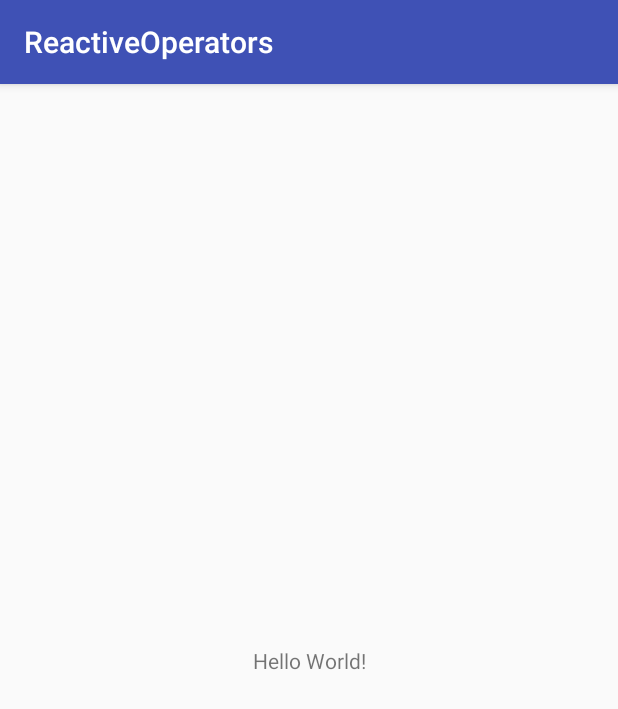
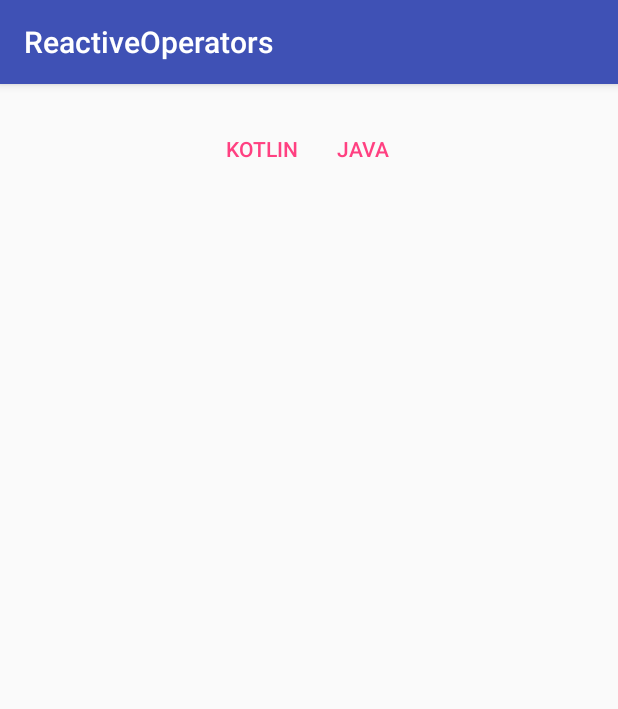
Before and after one commit to moldedbits/rx_operators, an Android app: the screen it shows after launch (MainActivity), on a phone screen of 412 x 824 dp. Shown: the top 709 px of the screen. Run offline under Robolectric (Android 15) with nearby library versions, the phone set to English and light mode, and no system bars; our stand-ins replace RxJava.

Commit message:
added Create sample for Kotlin

```diff
--- a/app/build.gradle
+++ b/app/build.gradle
@@ -55,6 +55,7 @@ dependencies {
 
     compile "io.reactivex.rxjava2:rxjava:2.1.0"
     compile "io.reactivex.rxjava2:rxjava:2.0.1"
+    compile 'io.reactivex.rxjava2:rxkotlin:2.0.3'
 }
 repositories {
     mavenCentral()
--- a/app/src/main/java/com/moldedbits/reactiveoperators/MainActivity.java
+++ /dev/null
@@ -1,24 +0,0 @@
-package com.moldedbits.reactiveoperators;
-
-import android.os.Bundle;
-import android.support.v7.app.AppCompatActivity;
-import android.view.View;
-
-import com.moldedbits.reactiveoperators.create.CreateSample;
-
-public class MainActivity extends AppCompatActivity {
-
-    @Override
-    protected void onCreate(Bundle savedInstanceState) {
-        super.onCreate(savedInstanceState);
-        setContentView(R.layout.activity_main);
-        createSample();
-    }
-
-    private void createSample() {
-        View view = findViewById(R.id.hello);
-        CreateSample.createSample(view);
-    }
-
-
-}
--- /dev/null
+++ b/app/src/main/java/com/moldedbits/reactiveoperators/MainActivity.kt
@@ -0,0 +1,24 @@
+package com.moldedbits.reactiveoperators
+
+import android.os.Bundle
+import android.support.v7.app.AppCompatActivity
+import android.widget.TextView
+
+import com.moldedbits.reactiveoperators.create.CreateJava
+import com.moldedbits.reactiveoperators.create.CreateKotlin
+
+class MainActivity : AppCompatActivity() {
+
+    override fun onCreate(savedInstanceState: Bundle?) {
+        super.onCreate(savedInstanceState)
+        setContentView(R.layout.activity_main)
+        createSample()
+    }
+
+    private fun createSample() {
+        val output = findViewById(R.id.textview) as TextView
+
+        CreateJava.createSample(findViewById(R.id.btn_java), output)
+        CreateKotlin.createSample(findViewById(R.id.btn_kotlin), output)
+    }
+}
--- a/app/src/main/java/com/moldedbits/reactiveoperators/create/CreateSample.java
+++ b/app/src/main/java/com/moldedbits/reactiveoperators/create/CreateJava.java
@@ -2,17 +2,18 @@ package com.moldedbits.reactiveoperators.create;
 
 import android.util.Log;
 import android.view.View;
+import android.widget.TextView;
 
 import io.reactivex.Observable;
 import io.reactivex.Observer;
 import io.reactivex.annotations.NonNull;
 import io.reactivex.disposables.Disposable;
 
-public class CreateSample {
+public class CreateJava {
 
     private static final String TAG = "RxSamples";
 
-    public static void createSample(View view) {
+    public static void createSample(View view, TextView output) {
 
         final ClickProvider clickProvider = new ClickProvider(view);
 
@@ -43,7 +44,7 @@ public class CreateSample {
 
             @Override
             public void onNext(@NonNull View o) {
-                Log.d("RxJava", "Click event detected");
+                output.setText(String.format("%s\n%s", output.getText(), "Click detected from JAVA"));
             }
 
             @Override
@@ -58,7 +59,7 @@ public class CreateSample {
         });
     }
 
-    private static class ClickProvider implements AutoCloseable {
+    static class ClickProvider implements AutoCloseable {
 
         private View view;
 
--- /dev/null
+++ b/app/src/main/java/com/moldedbits/reactiveoperators/create/CreateKotlin.kt
@@ -0,0 +1,32 @@
+package com.moldedbits.reactiveoperators.create
+
+import android.annotation.SuppressLint
+import android.view.View
+import android.widget.TextView
+import io.reactivex.Observable
+
+object CreateKotlin {
+
+    @SuppressLint("SetTextI18n")
+    fun createSample(view: View, output: TextView) {
+        val clickProvider = CreateJava.ClickProvider(view)
+
+        val observable = Observable.create<View> {
+            val callback = object : CreateJava.Callback {
+                override fun onEvent(view: View) {
+                    it.onNext(view)
+                }
+
+                override fun onFailure(e: Exception) {
+                    it.onError(e)
+                }
+            }
+
+            val c = clickProvider.listen(callback)
+
+            it.setCancellable(c::close)
+        }
+
+        observable.subscribe { output.text = "${output.text}\nClick detected from Kotlin" }
+    }
+}
--- a/app/src/main/res/layout/activity_main.xml
+++ b/app/src/main/res/layout/activity_main.xml
@@ -1,20 +1,37 @@
 <?xml version="1.0" encoding="utf-8"?>
-<android.support.constraint.ConstraintLayout
+<LinearLayout
     xmlns:android="http://schemas.android.com/apk/res/android"
-    xmlns:app="http://schemas.android.com/apk/res-auto"
     xmlns:tools="http://schemas.android.com/tools"
+    android:orientation="vertical"
     android:layout_width="match_parent"
     android:layout_height="match_parent"
+    android:padding="16dp"
+    android:gravity="center_horizontal"
     tools:context="com.moldedbits.reactiveoperators.MainActivity">
 
-    <TextView
-        android:id="@+id/hello"
+    <LinearLayout
+        android:orientation="horizontal"
         android:layout_width="wrap_content"
         android:layout_height="wrap_content"
-        android:text="Hello World!"
-        app:layout_constraintBottom_toBottomOf="parent"
-        app:layout_constraintLeft_toLeftOf="parent"
-        app:layout_constraintRight_toRightOf="parent"
-        app:layout_constraintTop_toTopOf="parent"/>
+        style="?attr/buttonBarStyle">
 
-</android.support.constraint.ConstraintLayout>
+        <Button
+            android:id="@+id/btn_kotlin"
+            android:layout_width="wrap_content"
+            android:layout_height="wrap_content"
+            android:text="@string/kotlin"
+            style="?attr/buttonBarButtonStyle"/>
+
+        <Button
+            android:id="@+id/btn_java"
+            android:layout_width="wrap_content"
+            android:layout_height="wrap_content"
+            android:text="@string/java"
+            style="?attr/buttonBarButtonStyle"/>
+    </LinearLayout>
+
+    <TextView
+        android:id="@+id/textview"
+        android:layout_width="match_parent"
+        android:layout_height="match_parent"/>
+</LinearLayout>
--- a/app/src/main/res/values/strings.xml
+++ b/app/src/main/res/values/strings.xml
@@ -1,3 +1,5 @@
 <resources>
     <string name="app_name">ReactiveOperators</string>
+    <string name="kotlin">Kotlin</string>
+    <string name="java">Java</string>
 </resources>
```
